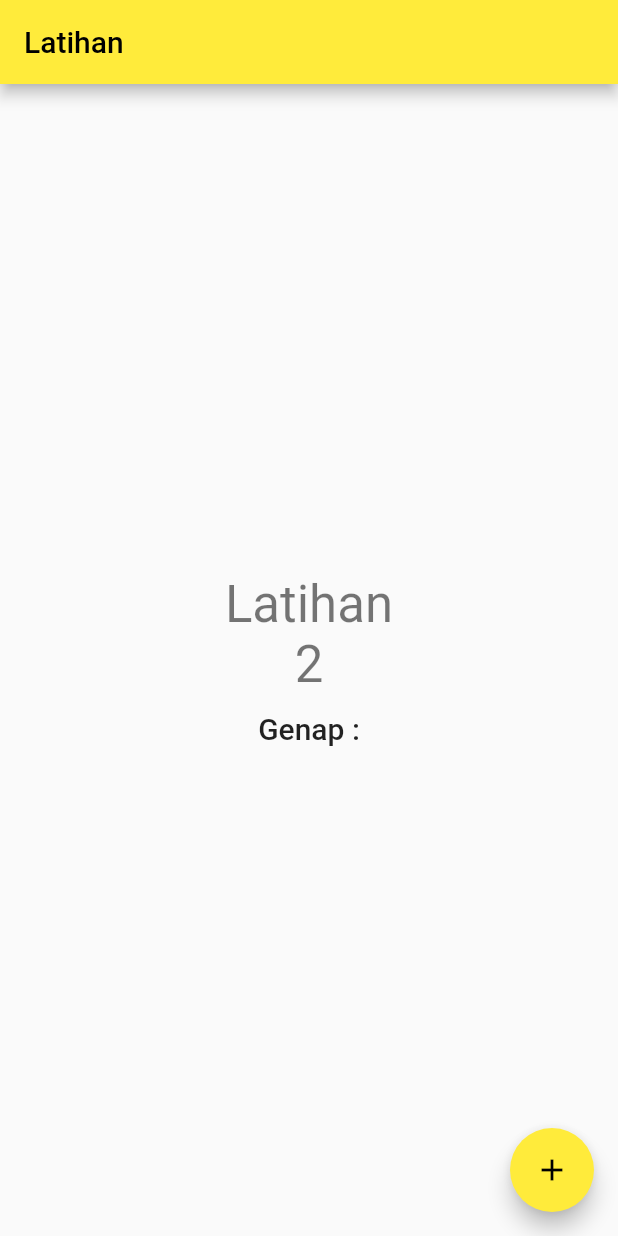
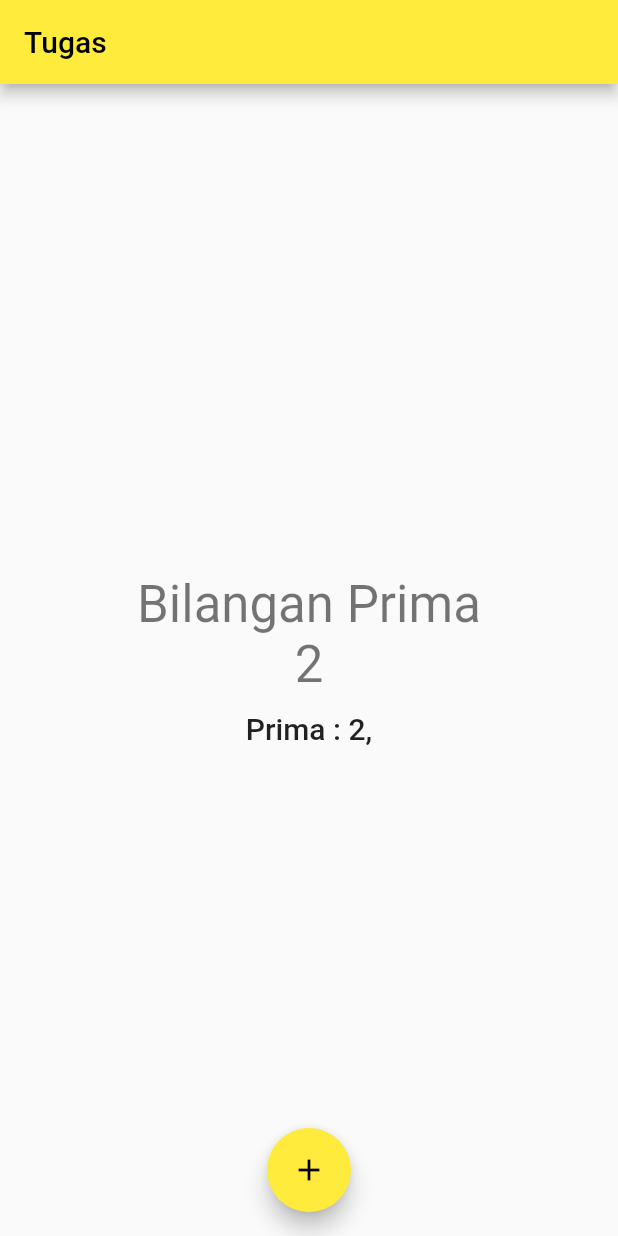
Before and after one commit to superrexy/flutter_wppb, a Flutter app: the screen it shows after launch, after a tap on the "add" icon, on a phone screen of 412 x 824 dp. Run offline on Flutter 3.47's test engine with Material 2 defaults, Android fonts, the phone set to English and light mode, and no system bars.

Commit message:
finish tugas task

```diff
--- a/lib/main.dart
+++ b/lib/main.dart
@@ -1,5 +1,6 @@
 import 'package:flutter/material.dart';
 import 'package:flutter_wppb/view/latihan.dart';
+import 'package:flutter_wppb/view/tugas.dart';
 
 void main() {
   runApp(const MyApp());
@@ -25,7 +26,7 @@
         // is not restarted.
         primarySwatch: Colors.yellow,
       ),
-      home: latihan(),
+      home: tugas(),
     );
   }
 }
--- /dev/null
+++ b/lib/view/tugas.dart
@@ -0,0 +1,72 @@
+import 'package:flutter/material.dart';
+
+class tugas extends StatefulWidget {
+  const tugas({Key? key}) : super(key: key);
+
+  @override
+  _tugasState createState() => _tugasState();
+}
+
+class _tugasState extends State<tugas> {
+  int _counter = 1;
+  int _prima = 0;
+  String _text = "Prima : ";
+
+  void _incrementCounter() {
+    setState(() {
+      _counter++;
+
+      _text = "Prima : ";
+
+      for (int i = 1; i <= _counter; i++) {
+        _prima = 0;
+        for (int n = 1; n <= i; n++) {
+          if (i % n == 0) {
+            _prima++;
+          }
+        }
+
+        if (_prima == 2) {
+          _text += "${i}, ";
+        }
+      }
+    });
+  }
+
+  @override
+  Widget build(BuildContext context) {
+    return Scaffold(
+      appBar: AppBar(title: Text('Tugas')),
+      body: Center(
+        child: Column(
+          mainAxisAlignment: MainAxisAlignment.center,
+          children: [
+            Text(
+              "Bilangan Prima",
+              style: Theme.of(context).textTheme.headline4,
+            ),
+            Text(
+              "$_counter",
+              style: Theme.of(context).textTheme.headline4,
+            ),
+            Container(
+              margin: EdgeInsets.only(top: 12),
+              padding: EdgeInsets.symmetric(horizontal: 16),
+              child: Text(
+                "$_text",
+                style: Theme.of(context).textTheme.headline6,
+                textAlign: TextAlign.center,
+              ),
+            ),
+          ],
+        ),
+      ),
+      floatingActionButton: FloatingActionButton(
+        onPressed: _incrementCounter,
+        child: Icon(Icons.add),
+        tooltip: "Increment",
+      ),
+      floatingActionButtonLocation: FloatingActionButtonLocation.centerFloat,
+    );
+  }
+}
```
